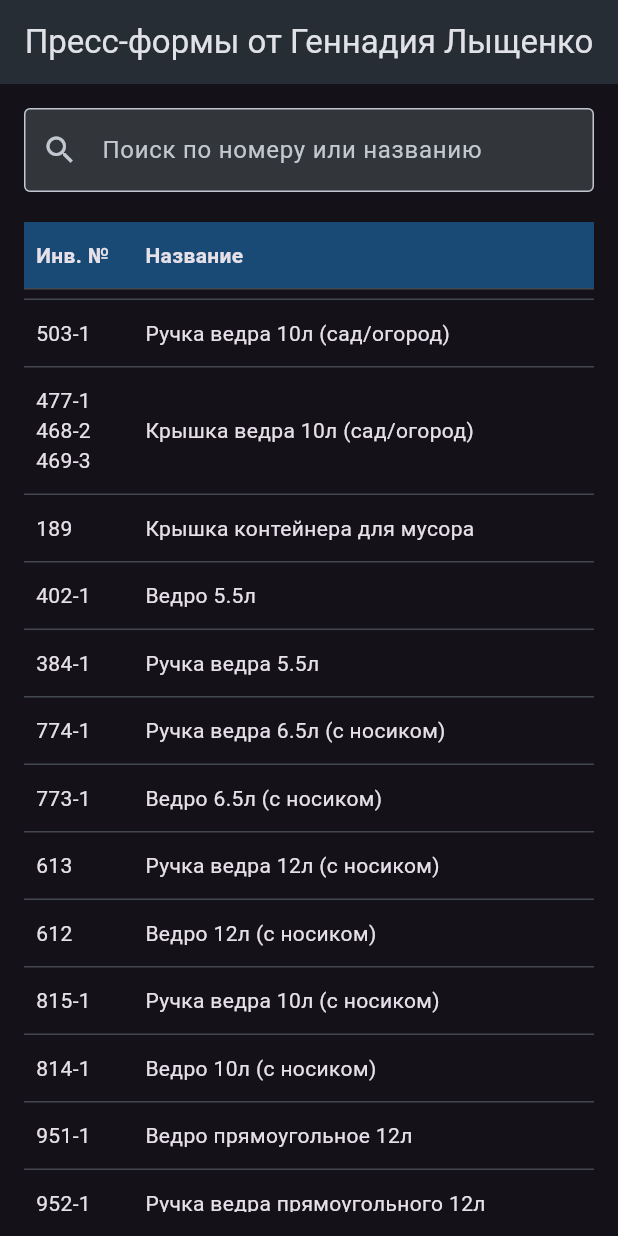
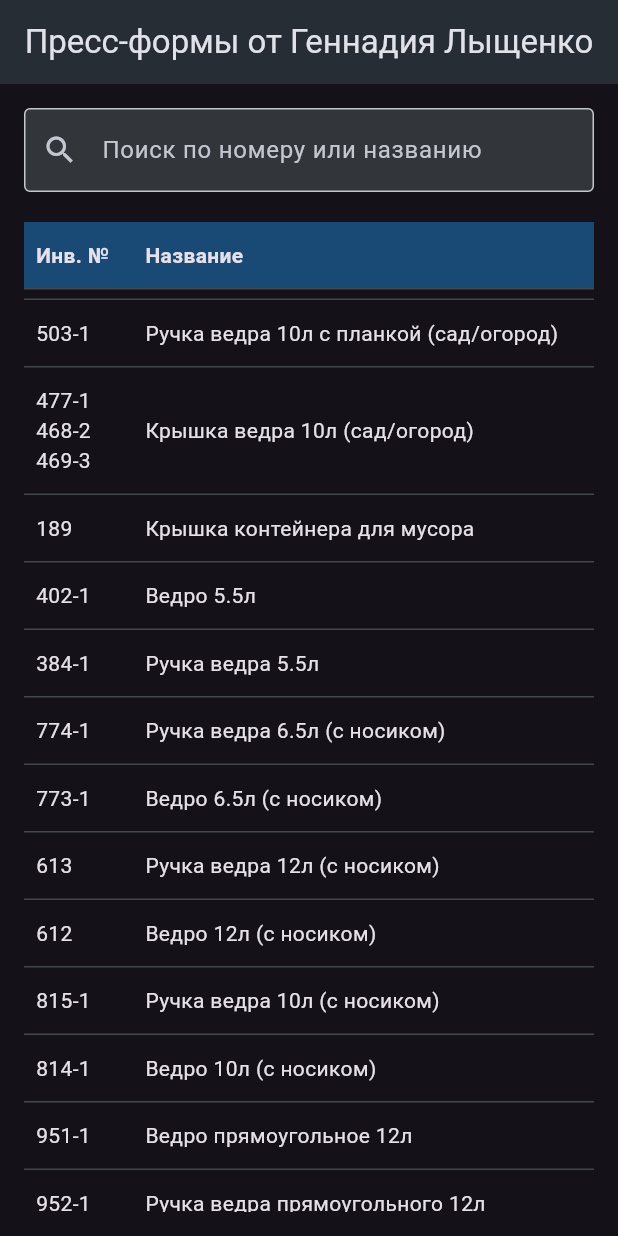
Before and after one commit to AnchBy/mold_list, a Flutter app: the screen it shows after launch, scrolled down 1728 dp, on a phone screen of 412 x 824 dp. Run offline on Flutter 3.47's test engine with Material 3 defaults, Android fonts, the phone set to English and light mode, and no system bars.

Commit message:
ruchka s plankoi

```diff
--- a/lib/main.dart
+++ b/lib/main.dart
@@ -59,7 +59,7 @@ class _MoldListScreenState extends State<MoldListScreen> {
     Mold(inventoryNumber: '850-4\n126-5', moldName: 'Ведро 10л (со съем)', moldWeight: 0),
     Mold(inventoryNumber: '187-1', moldName: 'Ведро 10л ПП', moldWeight: 0),
     Mold(inventoryNumber: '285-1\n135-1\n137-3', moldName: 'Ведро 10л (сад/огород)', moldWeight: 0),
-    Mold(inventoryNumber: '503-1', moldName: 'Ручка ведра 10л (сад/огород)', moldWeight: 0),
+    Mold(inventoryNumber: '503-1', moldName: 'Ручка ведра 10л с планкой (сад/огород)', moldWeight: 0),
     Mold(inventoryNumber: '477-1\n468-2\n469-3', moldName: 'Крышка ведра 10л (сад/огород)', moldWeight: 0),
     Mold(inventoryNumber: '189', moldName: 'Крышка контейнера для мусора', moldWeight: 0),
     Mold(inventoryNumber: '402-1', moldName: 'Ведро 5.5л', moldWeight: 0),
```
